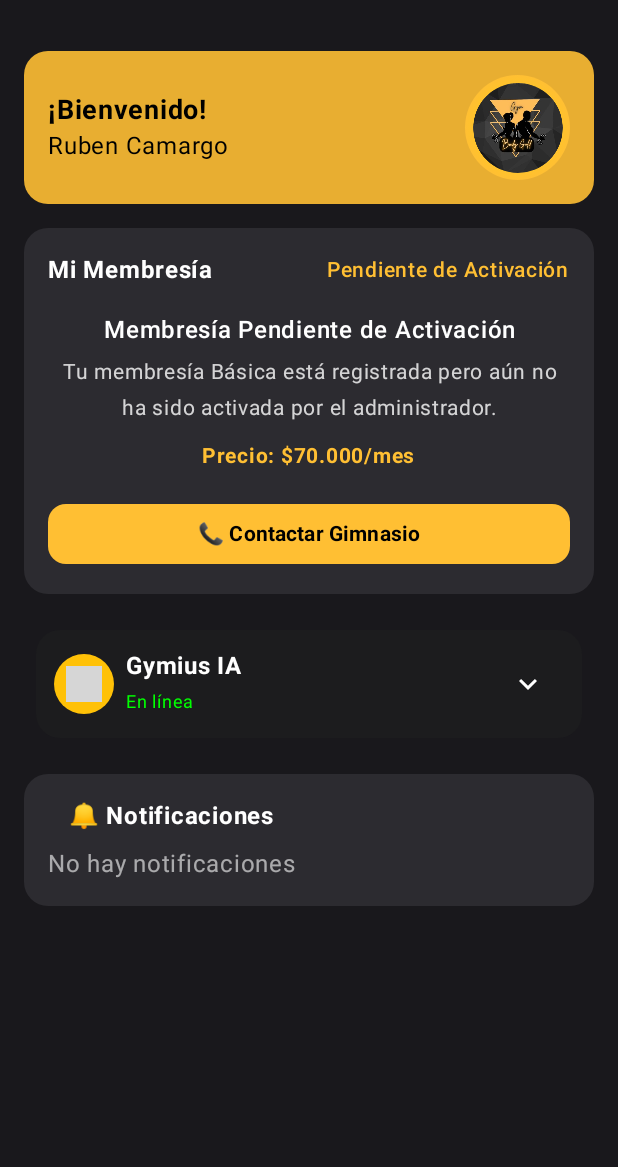
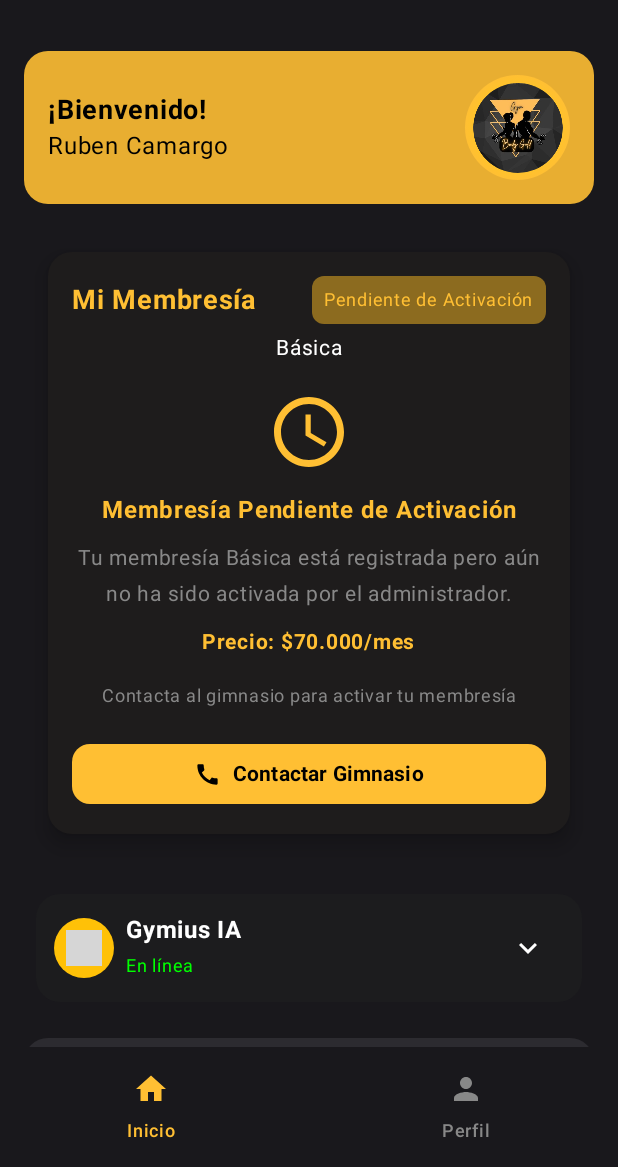
Before and after one commit to CodeNoo6/Android-Gym-Body-Gold, an Android app built with Jetpack Compose: the HomeScreen screen opened through its navigation route, on a phone screen of 412 x 824 dp, the part 69-1236 px from its top. Run offline under Robolectric (Android 15) with nearby library versions, the phone set to English and light mode, and no system bars; our stand-ins replace Firebase (no records; nobody signed in at launch, a user with empty details on screens opened directly), livedata-compose; libraries missing offline, so code that uses them is left out: compose.icons, compose.icons.fontawesomeicons; 1 statement that could not run was skipped; grey boxes are pictures that could not be loaded.

Commit message:
✨Feat ( Ajuste de membresía ): Se realiza ajuste

```diff
--- a/app/src/main/java/com/gimomagic/gymbodygold/ui/screens/HomeScreen.kt
+++ b/app/src/main/java/com/gimomagic/gymbodygold/ui/screens/HomeScreen.kt
@@ -3,16 +3,22 @@ package com.gimomagic.gymbodygold.ui.screens
 import androidx.compose.foundation.Image
 import androidx.compose.foundation.background
 import androidx.compose.foundation.layout.*
+import androidx.compose.foundation.rememberScrollState
 import androidx.compose.foundation.shape.CircleShape
 import androidx.compose.foundation.shape.RoundedCornerShape
+import androidx.compose.foundation.verticalScroll
 import androidx.compose.material.icons.Icons
 import compose.icons.FontAwesomeIcons
 import compose.icons.fontawesomeicons.Solid
 import compose.icons.fontawesomeicons.solid.Brain
 import androidx.compose.material.icons.automirrored.filled.Send
+import androidx.compose.material.icons.filled.AccessTime
+import androidx.compose.material.icons.filled.Call
 import androidx.compose.material.icons.filled.ExitToApp
+import androidx.compose.material.icons.filled.Home
 import androidx.compose.material.icons.filled.KeyboardArrowDown
 import androidx.compose.material.icons.filled.KeyboardArrowUp
+import androidx.compose.material.icons.filled.Person
 import androidx.compose.material.icons.filled.Psychology
 import androidx.compose.material.icons.filled.Send
 import androidx.compose.material3.*
@@ -42,11 +48,16 @@ fun HomeScreen(
     onLogout: () -> Unit = {},
     onContactGym: () -> Unit = {}
 ) {
-    val gold = Color(0xFFFFBF33)
-    val darkBg = Color(0xFF19181C)
-    val cardBg = Color(0xFF2C2B30)
+    var selectedItem by remember { mutableStateOf("Inicio") }
+
 
     Scaffold(
+        bottomBar = {
+            BottomMenuBar(
+                selectedItem = selectedItem,
+                onItemSelected = { selectedItem = it }
+            )
+        },
         topBar = {
             TopAppBar(
                 title = {
@@ -56,7 +67,7 @@ fun HomeScreen(
                     ) {
                         Text(
                             text = "Gym Body Gold",
-                            color = gold,
+                            color = BrandGold,
                             fontSize = 18.sp,
                             fontWeight = FontWeight.Bold
                         )
@@ -67,7 +78,7 @@ fun HomeScreen(
                         Icon(
                             imageVector = Icons.Default.ExitToApp,
                             contentDescription = "Cerrar Sesión",
-                            tint = gold
+                            tint = BrandGold
                         )
                     }
                 },
@@ -76,12 +87,185 @@ fun HomeScreen(
                 )
             )
         },
-        containerColor = darkBg
+        containerColor = Color(0xFF19181C)
     ) { paddingValues ->
+        when (selectedItem) {
+            "Inicio" -> InicioContent(
+                userName = userName,
+                onContactGym = onContactGym,
+                modifier = Modifier.padding(paddingValues)
+            )
+            "Perfil" -> PerfilContent(
+                userName = userName,
+                onLogout = onLogout,
+                modifier = Modifier.padding(paddingValues)
+            )
+        }
+    }
+}
+
+@Composable
+fun MembresiaCard(
+    plan: String = "Básica",
+    estado: String = "Pendiente de Activación",
+    precio: String = "$70.000/mes",
+    onContactarClick: () -> Unit
+) {
+    Card(
+        modifier = Modifier
+            .fillMaxWidth()
+            .padding(16.dp),
+        colors = CardDefaults.cardColors(
+            containerColor = Color(0xFF1E1C1C) // Fondo oscuro
+        ),
+        shape = RoundedCornerShape(16.dp),
+        elevation = CardDefaults.cardElevation(defaultElevation = 8.dp)
+    ) {
         Column(
             modifier = Modifier
+                .padding(16.dp),
+            horizontalAlignment = Alignment.CenterHorizontally
+        ) {
+            // Encabezado
+            Row(
+                modifier = Modifier.fillMaxWidth(),
+                horizontalArrangement = Arrangement.SpaceBetween,
+                verticalAlignment = Alignment.CenterVertically
+            ) {
+                Text(
+                    text = "Mi Membresía",
+                    fontWeight = FontWeight.Bold,
+                    fontSize = 18.sp,
+                    color = Color(0xFFFFBF33)
+                )
+                Text(
+                    text = estado,
+                    modifier = Modifier
+                        .background(
+                            color = Color(0xFF8C6B1F),
+                            shape = RoundedCornerShape(8.dp)
+                        )
+                        .padding(horizontal = 8.dp, vertical = 4.dp),
+                    color = Color(0xFFFFBF33),
+                    fontSize = 12.sp
+                )
+            }
+
+            Spacer(modifier = Modifier.height(4.dp))
+            Text(text = plan, color = Color.White, fontSize = 14.sp)
+
+            Spacer(modifier = Modifier.height(16.dp))
+
+            // Ícono central
+            Icon(
+                imageVector = Icons.Default.AccessTime, // ⏰ Cambia por un ícono más cercano
+                contentDescription = null,
+                modifier = Modifier.size(56.dp),
+                tint = Color(0xFFFFBF33)
+            )
+
+            Spacer(modifier = Modifier.height(12.dp))
+
+            // Texto principal
+            Text(
+                text = "Membresía Pendiente de Activación",
+                fontWeight = FontWeight.Bold,
+                color = Color(0xFFFFBF33),
+                fontSize = 16.sp,
+                textAlign = TextAlign.Center
+            )
+
+            Spacer(modifier = Modifier.height(8.dp))
+
+            Text(
+                text = "Tu membresía $plan está registrada pero aún no ha sido activada por el administrador.",
+                color = Color.Gray,
+                fontSize = 14.sp,
+                textAlign = TextAlign.Center
+            )
+
+            Spacer(modifier = Modifier.height(8.dp))
+
+            Text(
+                text = "Precio: $precio",
+                fontWeight = FontWeight.Bold,
+                color = Color(0xFFFFBF33),
+                fontSize = 14.sp
+            )
+
+            Spacer(modifier = Modifier.height(12.dp))
+
+            Text(
+                text = "Contacta al gimnasio para activar tu membresía",
+                color = Color.Gray,
+                fontSize = 12.sp,
+                textAlign = TextAlign.Center
+            )
+
+            Spacer(modifier = Modifier.height(16.dp))
+
+            // Botón
+            Button(
+                onClick = onContactarClick,
+                colors = ButtonDefaults.buttonColors(
+                    containerColor = Color(0xFFFFBF33),
+                    contentColor = Color.Black
+                ),
+                shape = RoundedCornerShape(12.dp),
+                modifier = Modifier.fillMaxWidth()
+            ) {
+                Icon(
+                    imageVector = Icons.Default.Call,
+                    contentDescription = "Llamar",
+                    modifier = Modifier.size(18.dp)
+                )
+                Spacer(modifier = Modifier.width(8.dp))
+                Text("Contactar Gimnasio", fontWeight = FontWeight.Bold)
+            }
+        }
+    }
+}
+
+@Composable
+fun PerfilContent(
+    userName: String,
+    onLogout: () -> Unit,
+    modifier: Modifier = Modifier
+) {
+    val gold = Color(0xFFFFBF33)
+
+    Column(
+        modifier = modifier
             .fillMaxSize()
-                .padding(paddingValues)
+            .padding(16.dp),
+        horizontalAlignment = Alignment.CenterHorizontally,
+        verticalArrangement = Arrangement.Center
+    ) {
+        Text("👤 Perfil de $userName", color = Color.White, fontSize = 20.sp, fontWeight = FontWeight.Bold)
+        Spacer(modifier = Modifier.height(20.dp))
+        Button(
+            onClick = onLogout,
+            colors = ButtonDefaults.buttonColors(containerColor = gold, contentColor = Color.Black)
+        ) {
+            Text("Cerrar Sesión")
+        }
+    }
+}
+
+@Composable
+fun InicioContent(
+    userName: String,
+    onContactGym: () -> Unit,
+    modifier: Modifier = Modifier
+) {
+    val gold = Color(0xFFFFBF33)
+    val darkBg = Color(0xFF19181C)
+    val cardBg = Color(0xFF2C2B30)
+
+    Column(
+        modifier = modifier
+            .fillMaxSize()
+            .verticalScroll(rememberScrollState())
             .padding(16.dp)
     ) {
         // Bienvenida
@@ -144,63 +328,7 @@ fun HomeScreen(
         Spacer(modifier = Modifier.height(16.dp))
 
         // Membresía
-            Card(
-                shape = RoundedCornerShape(16.dp),
-                colors = CardDefaults.cardColors(containerColor = cardBg),
-                modifier = Modifier.fillMaxWidth()
-            ) {
-                Column(
-                    modifier = Modifier.padding(16.dp),
-                    horizontalAlignment = Alignment.CenterHorizontally
-                ) {
-                    Row(
-                        modifier = Modifier.fillMaxWidth(),
-                        horizontalArrangement = Arrangement.SpaceBetween
-                    ) {
-                        Text("Mi Membresía", color = Color.White, fontSize = 16.sp, fontWeight = FontWeight.Bold)
-                        Text(
-                            "Pendiente de Activación",
-                            color = gold,
-                            fontSize = 14.sp,
-                            fontWeight = FontWeight.Medium
-                        )
-                    }
-
-                    Spacer(modifier = Modifier.height(16.dp))
-
-                    Text(
-                        "Membresía Pendiente de Activación",
-                        color = Color.White,
-                        fontWeight = FontWeight.SemiBold,
-                        textAlign = TextAlign.Center
-                    )
-                    Spacer(modifier = Modifier.height(4.dp))
-                    Text(
-                        "Tu membresía Básica está registrada pero aún no ha sido activada por el administrador.",
-                        color = Color.White.copy(0.8f),
-                        fontSize = 14.sp,
-                        textAlign = TextAlign.Center
-                    )
-                    Spacer(modifier = Modifier.height(8.dp))
-                    Text(
-                        "Precio: \$70.000/mes",
-                        color = gold,
-                        fontWeight = FontWeight.Bold,
-                        fontSize = 14.sp
-                    )
-
-                    Spacer(modifier = Modifier.height(16.dp))
-
-                    Button(
-                        onClick = onContactGym,
-                        colors = ButtonDefaults.buttonColors(containerColor = gold, contentColor = Color.Black),
-                        shape = RoundedCornerShape(12.dp),
-                        modifier = Modifier.fillMaxWidth()
-                    ) {
-                        Text("📞 Contactar Gimnasio", fontWeight = FontWeight.Bold)
-                    }
-                }
-            }
+        MembresiaCard {  }
 
         Spacer(modifier = Modifier.height(16.dp))
 
@@ -226,7 +354,6 @@ fun HomeScreen(
                 Text("🔔 Notificaciones", color = Color.White, fontWeight = FontWeight.Bold)
                 Spacer(Modifier.height(8.dp))
                 Text("No hay notificaciones", color = Color.White.copy(0.6f))
-                }
             }
         }
     }
@@ -391,6 +518,43 @@ fun GymiusCard(onClick: () -> Unit) {
     }
 }
 
+@Composable
+fun BottomMenuBar(
+    selectedItem: String,
+    onItemSelected: (String) -> Unit
+) {
+    val items = listOf("Inicio", "Perfil")
+
+    NavigationBar(
+        containerColor = Color(0xFF19181C)
+    ) {
+        val items = listOf("Inicio", "Perfil")
+        val icons = listOf(Icons.Default.Home, Icons.Default.Person)
+
+        items.forEachIndexed { index, item ->
+            NavigationBarItem(
+                selected = selectedItem == item,
+                onClick = { onItemSelected(item) },
+                icon = {
+                    Icon(
+                        imageVector = icons[index],
+                        contentDescription = item
+                    )
+                },
+                label = {
+                    Text(item)
+                },
+                colors = NavigationBarItemDefaults.colors(
+                    selectedIconColor = Color(0xFFFFBF33),   // icono dorado activo
+                    unselectedIconColor = Color.Gray,       // icono gris inactivo
+                    selectedTextColor = Color(0xFFFFBF33),  // texto dorado activo
+                    unselectedTextColor = Color.Gray,       // texto gris inactivo
+                    indicatorColor = Color.Transparent      // 👈 quita el óvalo
+                )
+            )
+        }
+    }
+}
 
 @Preview(showBackground = true)
 @Composable
```
Lines whose indentation alone changed are shown as unchanged.
